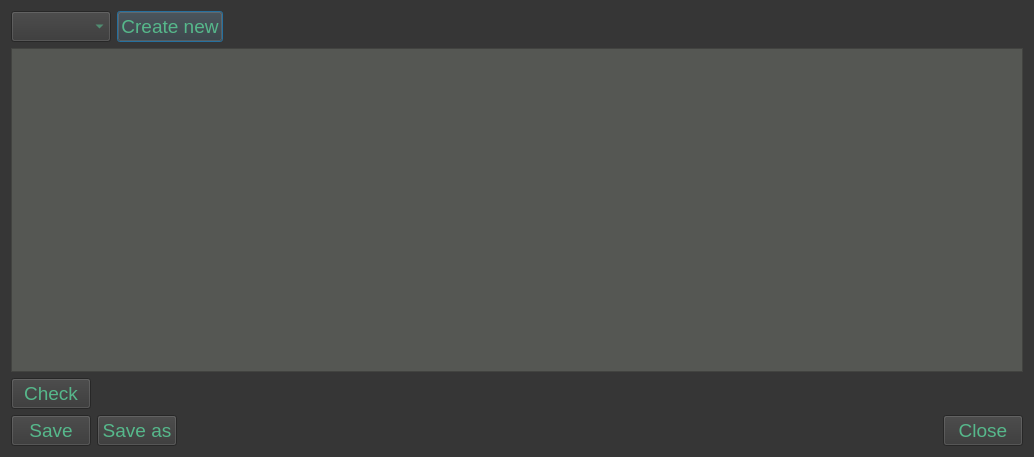
iBridges-for-iRODS/iBridges-GUI, file ibridgesgui/ui_files/configCheck.ui: the form before one commit.
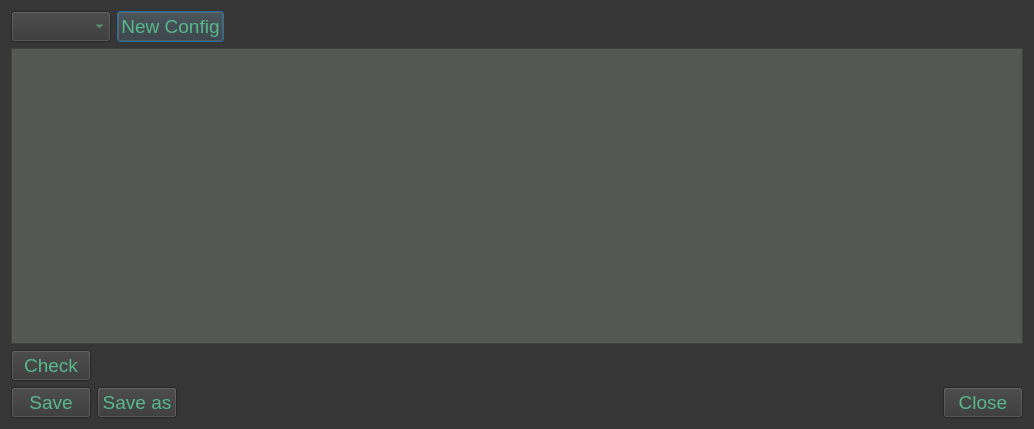
The form after the commit.

Commit message: Button wording

What changed in the file:
```diff
--- a/ibridgesgui/ui_files/configCheck.ui
+++ b/ibridgesgui/ui_files/configCheck.ui
@@ -7,7 +7,7 @@
     <x>0</x>
     <y>0</y>
     <width>1034</width>
-    <height>457</height>
+    <height>429</height>
    </rect>
   </property>
   <property name="windowTitle">
@@ -40,7 +40,7 @@
      <item>
       <widget class="QPushButton" name="createButton">
        <property name="text">
-        <string>Create new</string>
+        <string>New Config</string>
        </property>
       </widget>
      </item>
```
